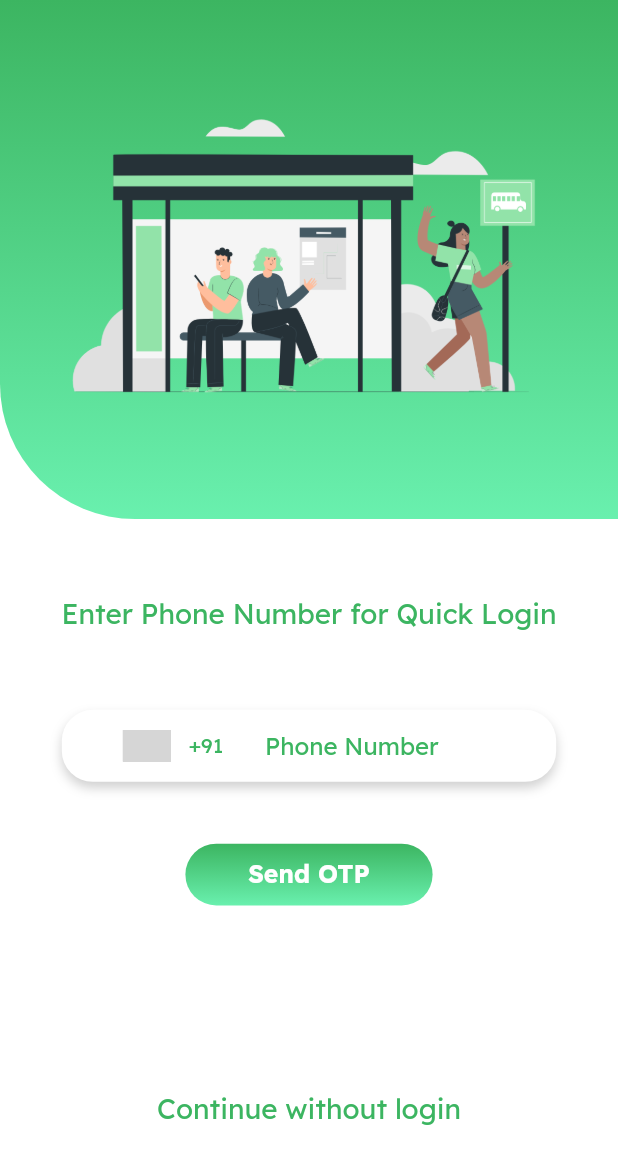
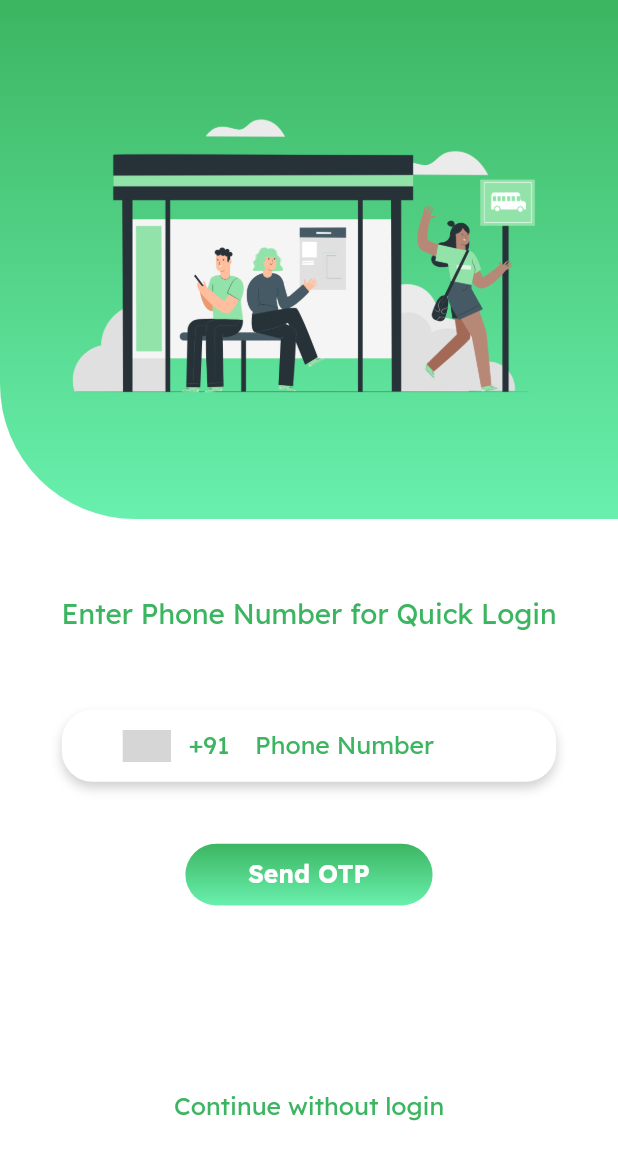
Before and after one commit to VISHNUKUMAR-D/_rushb, a Flutter app: the screen it shows after launch, after a tap on "Passenger", on a phone screen of 412 x 824 dp. Shown: the top 1164 px of the screen. Run offline on Flutter 3.47's test engine with Material 2 defaults, Android fonts, the phone set to English and light mode, and no system bars; drawn by our look-alikes of intl_phone_number_input; our stand-ins replace firebase_auth, firebase_core, flutter_spinkit, fluttertoast, google_fonts, google_maps_flutter and 1 more; missing offline and left inert: qr_code_scanner; accounts and stored records are empty; grey boxes are pictures that could not be loaded.

Commit message:
Making screen scrollable when text field is active, changed font style in text filed, swiping feature introduced to navigation bar

```diff
--- a/lib/app/landing_page/passenger/login/passengerLoginPage.dart
+++ b/lib/app/landing_page/passenger/login/passengerLoginPage.dart
@@ -112,22 +112,32 @@ class _pasengerLoginPageState extends State<pasengerLoginPage> {
     ];
     return Scaffold(
       resizeToAvoidBottomInset: false,
-      body: Container(
+      body: SingleChildScrollView(
+        reverse: true,
+        child: Container(
             padding: EdgeInsets.only(bottom: 20),
             color: Colors.white,
             child: Column(children: <Widget>[
               Container(
                   height: MediaQuery.of(context).size.height * 0.42,
                   decoration: BoxDecoration(
-                    gradient: LinearGradient(colors: [
+                      gradient: LinearGradient(
+                          colors: [
                             customWidget.getAppColor(),
                             Colors.greenAccent
-                    ], end: Alignment.bottomCenter, begin: Alignment.topCenter),
+                          ],
+                          end: Alignment.bottomCenter,
+                          begin: Alignment.topCenter),
                       borderRadius:
                           BorderRadius.only(bottomLeft: Radius.circular(90))),
-                child: Center(child: Image.asset("assets/Bus Stop-pana.png"))),
+                  child:
+                      Center(child: Image.asset("assets/Bus Stop-pana.png"))),
               scaffoldBody[index],
+              Padding(
+                  padding: EdgeInsets.only(
+                      bottom: MediaQuery.of(context).viewInsets.bottom))
             ])),
+      ),
     );
   }
 
@@ -186,9 +196,9 @@ class _pasengerLoginPageState extends State<pasengerLoginPage> {
                     MaterialPageRoute(builder: (context) => passengerView()));
               },
               child: Padding(
-                padding: EdgeInsets.only(bottom: size.width * 0.05),
+                padding: EdgeInsets.only(bottom: size.width * 0.0225),
                 child: customWidget.putLabelText(
-                    "Continue without login", size.height * 0.0225, 2),
+                    "Continue without login", size.height * 0.02, 2),
               ),
             ),
           ],
@@ -210,6 +220,7 @@ class _pasengerLoginPageState extends State<pasengerLoginPage> {
         color: Colors.white,
       ),
       child: InternationalPhoneNumberInput(
+        spaceBetweenSelectorAndTextField: 0,
         onInputChanged: (PhoneNumber number) {
           countryCode = number.dialCode!;
         },
@@ -218,17 +229,21 @@ class _pasengerLoginPageState extends State<pasengerLoginPage> {
         ),
         ignoreBlank: false,
         autoValidateMode: AutovalidateMode.disabled,
-        selectorTextStyle:
-            GoogleFonts.lexend(color: customWidget.getAppColor()),
+        selectorTextStyle: GoogleFonts.lexend(
+            color: customWidget.getAppColor(), fontSize: size.height * 0.02),
         initialValue: number,
         textFieldController: phoneNumberController,
         formatInput: false,
+        textStyle: GoogleFonts.lexend(
+            letterSpacing: size.width * 0.0065, fontSize: size.height * 0.02),
+        maxLength: 10,
         keyboardType: TextInputType.phone,
         inputBorder: OutlineInputBorder(),
         inputDecoration: InputDecoration(
           border: InputBorder.none,
           hintText: 'Phone Number',
-          hintStyle: GoogleFonts.lexend(color: customWidget.getAppColor()),
+          hintStyle: GoogleFonts.lexend(
+              letterSpacing: 0, color: customWidget.getAppColor()),
         ),
         cursorColor: customWidget.getAppColor(),
       ),
```
Also changed, not shown: lib/app/landing_page/passenger/login/passengerView/passengerView.dart (+27 -6 lines). Lines whose indentation alone changed are shown as unchanged.
